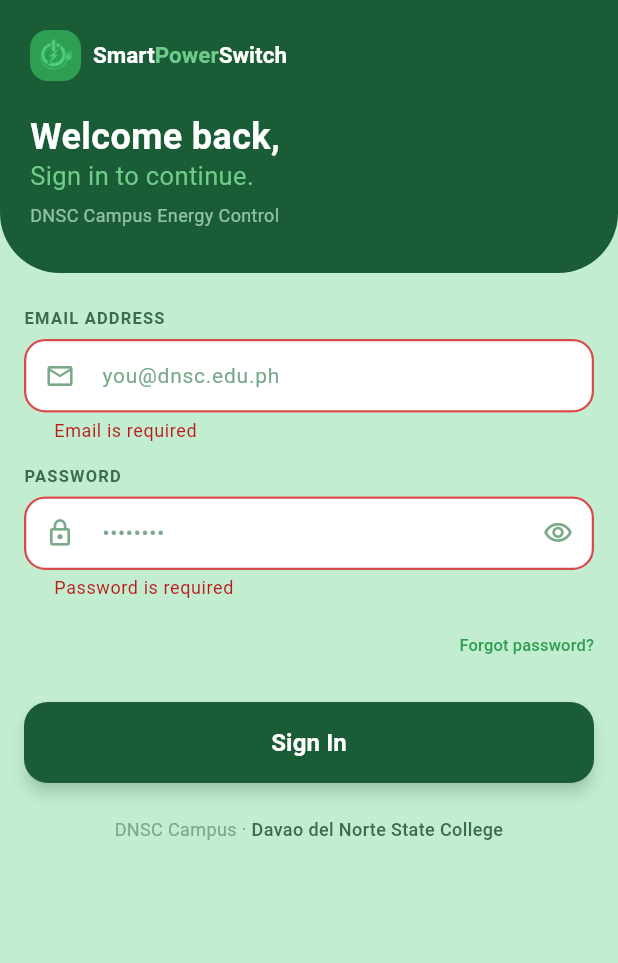
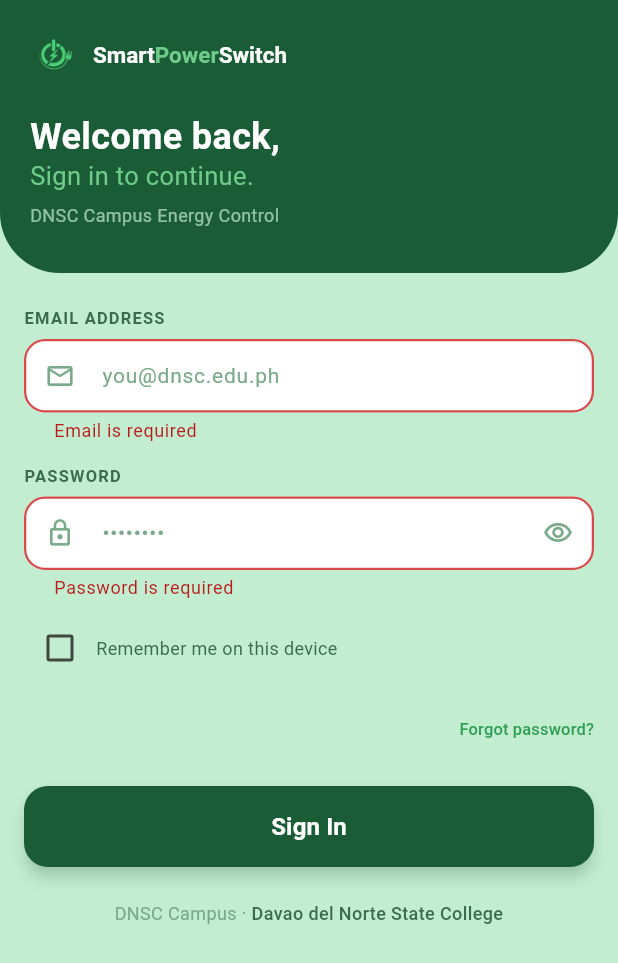
Before and after one commit to alburolowrencejoy/smartpowerswitch, a Flutter app: the screen it shows after launch, after a tap on "Sign In", on a phone screen of 412 x 824 dp. Shown: the top 963 px of the screen. Run offline on Flutter 3.47's test engine with Material 3 defaults, Android fonts, the phone set to English and light mode, and no system bars; our stand-ins replace csv, firebase_auth, firebase_core, firebase_database, package_info_plus, share_plus and 1 more; missing offline and left inert: syncfusion_flutter_xlsio; accounts and stored records are empty; network calls fail; Roboto replaces fonts that are missing (Outfit).

Commit message:
logo/remember me

```diff
--- a/lib/screens/dashboard_screen.dart
+++ b/lib/screens/dashboard_screen.dart
@@ -1028,9 +1028,6 @@ class _DashboardScreenState extends State<DashboardScreen> {
             Container(
               width: 34,
               height: 34,
-              decoration: BoxDecoration(
-                  color: AppColors.greenMid,
-                  borderRadius: BorderRadius.circular(10)),
               padding: const EdgeInsets.all(4),
               child: Image.asset(
                 'promo/img/logo.png',
--- a/lib/screens/login_screen.dart
+++ b/lib/screens/login_screen.dart
@@ -1,6 +1,7 @@
 import 'package:flutter/material.dart';
 import 'package:firebase_auth/firebase_auth.dart';
 import 'package:firebase_database/firebase_database.dart';
+import 'package:shared_preferences/shared_preferences.dart';
 import '../config/app_mode.dart';
 import '../theme/app_colors.dart';
 import '../widgets/top_toast.dart';
@@ -13,19 +14,73 @@ class LoginScreen extends StatefulWidget {
 }
 
 class _LoginScreenState extends State<LoginScreen> {
+  static const _rememberEmailKey = 'login.rememberEmail';
+  static const _rememberPasswordKey = 'login.rememberPassword';
+  static const _rememberMeKey = 'login.rememberMe';
+  static const _rememberedAtKey = 'login.rememberedAt';
+  static const Duration _rememberMeDuration = Duration(days: 3);
+
   final _emailController = TextEditingController();
   final _passwordController = TextEditingController();
   final _formKey = GlobalKey<FormState>();
 
   bool _obscurePassword = true;
   bool _isLoading = false;
+  bool _rememberMe = false;
   String? _errorMessage;
+
+  @override
+  void initState() {
+    super.initState();
+    _loadRememberedCredentials();
+  }
 
   @override
   void dispose() {
     _emailController.dispose();
     _passwordController.dispose();
     super.dispose();
+  }
+
+  Future<void> _loadRememberedCredentials() async {
+    final prefs = await SharedPreferences.getInstance();
+    if (!mounted) return;
+
+    final rememberedAt = prefs.getInt(_rememberedAtKey);
+    final isExpired = rememberedAt != null &&
+        DateTime.now().difference(DateTime.fromMillisecondsSinceEpoch(rememberedAt)) >
+            _rememberMeDuration;
+
+    if (isExpired) {
+      await prefs.remove(_rememberMeKey);
+      await prefs.remove(_rememberEmailKey);
+      await prefs.remove(_rememberPasswordKey);
+      await prefs.remove(_rememberedAtKey);
+    }
+
+    setState(() {
+      _rememberMe = (prefs.getBool(_rememberMeKey) ?? false) && !isExpired;
+      if (_rememberMe) {
+        _emailController.text = prefs.getString(_rememberEmailKey) ?? '';
+        _passwordController.text = prefs.getString(_rememberPasswordKey) ?? '';
+      }
+    });
+  }
+
+  Future<void> _saveRememberedCredentials() async {
+    final prefs = await SharedPreferences.getInstance();
+    if (_rememberMe) {
+      await prefs.setBool(_rememberMeKey, true);
+      await prefs.setString(_rememberEmailKey, _emailController.text.trim());
+      await prefs.setString(_rememberPasswordKey, _passwordController.text.trim());
+      await prefs.setInt(_rememberedAtKey, DateTime.now().millisecondsSinceEpoch);
+      return;
+    }
+
+    await prefs.remove(_rememberMeKey);
+    await prefs.remove(_rememberEmailKey);
+    await prefs.remove(_rememberPasswordKey);
+    await prefs.remove(_rememberedAtKey);
   }
 
   Future<void> _handleLogin() async {
@@ -95,6 +150,8 @@ class _LoginScreenState extends State<LoginScreen> {
       }
 
       if (!mounted) return;
+
+      await _saveRememberedCredentials();
 
       Navigator.pushReplacementNamed(
         context,
@@ -273,6 +330,8 @@ class _LoginScreenState extends State<LoginScreen> {
               _emailController,
               hint: 'you@dnsc.edu.ph',
               keyboard: TextInputType.emailAddress,
+              textInputAction: TextInputAction.next,
+              onSubmitted: (_) => FocusScope.of(context).nextFocus(),
               validator: (v) {
                 if (v == null || v.isEmpty) return 'Email is required';
                 if (!v.contains('@')) return 'Enter a valid email';
@@ -284,6 +343,27 @@ class _LoginScreenState extends State<LoginScreen> {
             ),
             SizedBox(height: compact ? 14 : 18),
             _buildPasswordField(),
+            SizedBox(height: compact ? 8 : 10),
+            Row(
+              children: [
+                Checkbox(
+                  value: _rememberMe,
+                  activeColor: AppColors.greenDark,
+                  onChanged: _isLoading
+                      ? null
+                      : (value) {
+                          setState(() => _rememberMe = value ?? false);
+                          _saveRememberedCredentials();
+                        },
+                ),
+                const Expanded(
+                  child: Text(
+                    'Remember me on this device',
+                    style: TextStyle(fontSize: 12, color: AppColors.textMid),
+                  ),
+                ),
+              ],
+            ),
             SizedBox(height: compact ? 6 : 8),
             Align(
               alignment: Alignment.centerRight,
@@ -369,9 +449,6 @@ class _LoginScreenState extends State<LoginScreen> {
             Container(
               width: logoSize,
               height: logoSize,
-              decoration: BoxDecoration(
-                  color: AppColors.greenMid,
-                  borderRadius: BorderRadius.circular(12)),
               padding: const EdgeInsets.all(5),
               child: Image.asset(
                 'promo/img/logo.png',
@@ -433,6 +510,8 @@ class _LoginScreenState extends State<LoginScreen> {
     TextEditingController controller, {
     String hint = '',
     TextInputType keyboard = TextInputType.text,
+    TextInputAction? textInputAction,
+    ValueChanged<String>? onSubmitted,
     String? Function(String?)? validator,
   }) {
     return Column(
@@ -448,6 +527,8 @@ class _LoginScreenState extends State<LoginScreen> {
         TextFormField(
           controller: controller,
           keyboardType: keyboard,
+          textInputAction: textInputAction,
+          onFieldSubmitted: onSubmitted,
           style: const TextStyle(color: AppColors.textDark, fontSize: 14),
           decoration: _inputDeco(hint: hint, icon: icon),
           validator: validator,
@@ -470,6 +551,8 @@ class _LoginScreenState extends State<LoginScreen> {
         TextFormField(
           controller: _passwordController,
           obscureText: _obscurePassword,
+          textInputAction: TextInputAction.done,
+          onFieldSubmitted: (_) => _isLoading ? null : _handleLogin(),
           style: const TextStyle(color: AppColors.textDark, fontSize: 14),
           decoration: _inputDeco(
             hint: '••••••••',
--- a/pubspec.yaml
+++ b/pubspec.yaml
@@ -32,6 +32,7 @@ dependencies:
   syncfusion_flutter_xlsio: ^29.2.11
   package_info_plus: ^9.0.1
   url_launcher: ^6.3.2
+  shared_preferences: ^2.2.3
 
 dev_dependencies:
   flutter_test:
```
Also changed, not shown: pubspec.lock, 1 other file.
